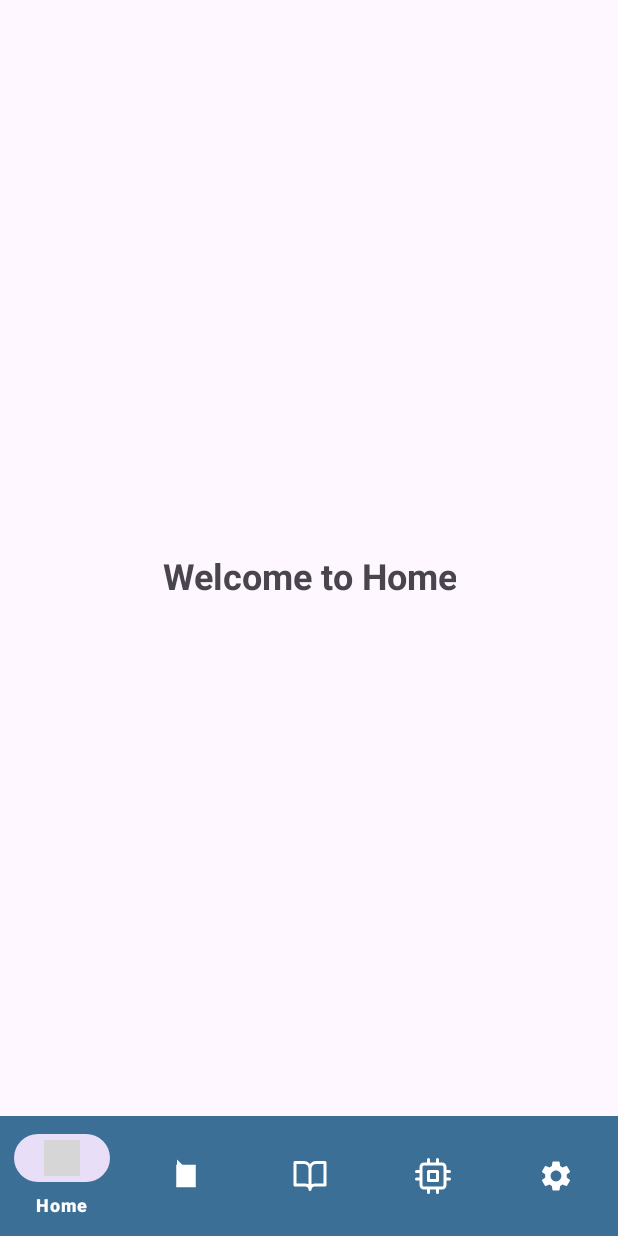
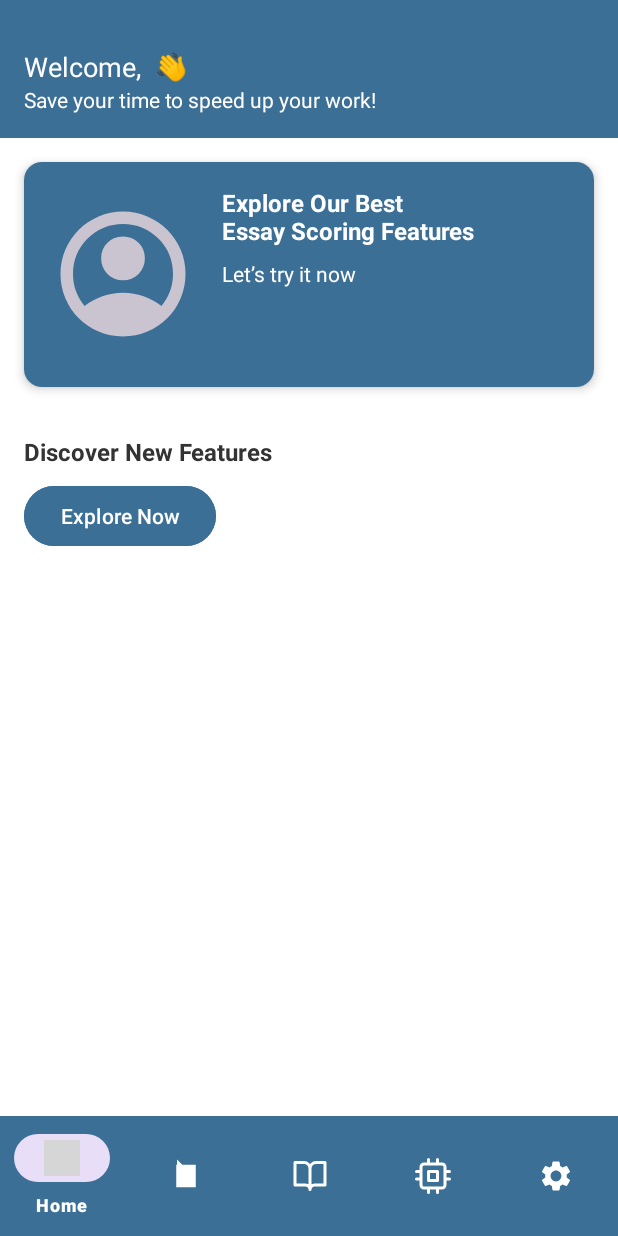
Before and after one commit to faizallyusuf/Setara, an Android app: the HomeFragment screen opened directly, with no data from a screen before it, on a phone screen of 412 x 824 dp. Run offline under Robolectric (Android 15) with nearby library versions, the phone set to English and light mode, and no system bars; our stand-ins replace Firebase (no records; nobody signed in at launch, a user with empty details on screens opened directly); grey boxes are pictures that could not be loaded.

Commit message:
Menambahkan home page

```diff
--- a/app/build.gradle.kts
+++ b/app/build.gradle.kts
@@ -56,5 +56,6 @@ dependencies {
     androidTestImplementation(libs.androidx.junit)
     androidTestImplementation(libs.androidx.espresso.core)
     implementation(libs.androidx.core.ktx.v1120)
-
+    implementation("com.google.android.material:material:1.9.0")
+    implementation("androidx.cardview:cardview:1.0.0")
 }
--- a/app/src/main/java/com/capstone/setara/MainActivity.kt
+++ b/app/src/main/java/com/capstone/setara/MainActivity.kt
@@ -5,7 +5,6 @@ import android.view.View
 import androidx.appcompat.app.AppCompatActivity
 import androidx.recyclerview.widget.RecyclerView
 import com.capstone.setara.databinding.ActivityMainBinding
-import com.capstone.setara.fragments.CourseFragment
 import com.capstone.setara.fragments.HomeFragment
 import com.capstone.setara.fragments.RecommendationFragment
 import com.capstone.setara.fragments.SettingsFragment
@@ -43,9 +42,6 @@ class MainActivity : AppCompatActivity() {
             when (item.itemId) {
                 R.id.home -> { // ID untuk Home
                     replaceFragment(HomeFragment())
-                    true
-                }R.id.course -> { // ID untuk Course
-                    replaceFragment(CourseFragment())
                     true
                 }
                 R.id.recommendation -> { // ID untuk Recommendation
--- a/app/src/main/java/com/capstone/setara/fragments/HomeFragment.kt
+++ b/app/src/main/java/com/capstone/setara/fragments/HomeFragment.kt
@@ -1,33 +1,40 @@
 package com.capstone.setara.fragments
 
-import android.content.Intent
 import android.os.Bundle
 import android.view.LayoutInflater
 import android.view.View
 import android.view.ViewGroup
+import android.widget.TextView
 import androidx.fragment.app.Fragment
 import com.capstone.setara.R
-import com.capstone.setara.view.SignInActivity
 import com.google.firebase.auth.FirebaseAuth
 
 class HomeFragment : Fragment() {
-    override fun onStart() {
-        super.onStart()
 
-        val auth = FirebaseAuth.getInstance()
-        val currentUser = auth.currentUser
-
-        // Jika pengguna belum login, langsung arahkan ke SignInActivity dan tutup Activity saat ini
-        if (currentUser == null) {
-            val intent = Intent(requireContext(), SignInActivity::class.java)
-            startActivity(intent)
-            requireActivity().finish() // Tutup Activity saat ini (misal, MainActivity) agar tidak bisa kembali
-        }
-    }
     override fun onCreateView(
         inflater: LayoutInflater, container: ViewGroup?,
         savedInstanceState: Bundle?
     ): View? {
+        // Inflate layout fragment_home
         return inflater.inflate(R.layout.fragment_home, container, false)
     }
+
+    override fun onViewCreated(view: View, savedInstanceState: Bundle?) {
+        super.onViewCreated(view, savedInstanceState)
+
+        // Referensi elemen di layout
+        val tvWelcome: TextView = view.findViewById(R.id.tvWelcome)
+
+        // Ambil user saat ini dari FirebaseAuth
+        val currentUser = FirebaseAuth.getInstance().currentUser
+
+        // Update teks sambutan menggunakan email
+        val welcomeText = if (currentUser != null) {
+            val userEmail = currentUser.email ?: "User" // Gunakan email jika tersedia
+            getString(R.string.welcome_user, userEmail)
+        } else {
+            getString(R.string.welcome_guest)
+        }
+        tvWelcome.text = welcomeText
+    }
 }
--- a/app/src/main/res/layout/fragment_home.xml
+++ b/app/src/main/res/layout/fragment_home.xml
@@ -1,18 +1,133 @@
-<?xml version="1.0" encoding="utf-8"?>
-<LinearLayout xmlns:android="http://schemas.android.com/apk/res/android"
+<androidx.constraintlayout.widget.ConstraintLayout
+    xmlns:android="http://schemas.android.com/apk/res/android"
+    xmlns:app="http://schemas.android.com/apk/res-auto"
+    xmlns:tools="http://schemas.android.com/tools"
     android:layout_width="match_parent"
     android:layout_height="match_parent"
-    android:gravity="center"
-    android:orientation="vertical">
+    android:background="@color/white"
+    tools:context=".MainActivity">
 
-    <TextView
-        android:id="@+id/tv_home"
-        android:layout_width="wrap_content"
+    <!-- Header -->
+    <androidx.constraintlayout.widget.ConstraintLayout
+        android:id="@+id/headerLayout"
+        android:layout_width="match_parent"
         android:layout_height="wrap_content"
-        android:text="Welcome to Home"
-        android:textSize="24sp"
-        android:textStyle="bold"
-        android:gravity="center"
-        android:padding="16dp" />
+        android:background="@color/orange"
+        android:paddingBottom="16dp"
+        app:layout_constraintTop_toTopOf="parent"
+        app:layout_constraintStart_toStartOf="parent"
+        app:layout_constraintEnd_toEndOf="parent">
 
-</LinearLayout>
+        <TextView
+            android:id="@+id/tvWelcome"
+            android:layout_width="0dp"
+            android:layout_height="wrap_content"
+            android:text="Welcome, Lilis 👋"
+            android:textSize="18sp"
+            android:textColor="@color/white"
+            android:layout_marginStart="16dp"
+            android:layout_marginEnd="16dp"
+            app:layout_constraintTop_toTopOf="parent"
+            app:layout_constraintStart_toStartOf="parent"
+            app:layout_constraintEnd_toEndOf="parent"
+            android:paddingTop="32dp" />
+
+        <TextView
+            android:id="@+id/tvSubTitle"
+            android:layout_width="0dp"
+            android:layout_height="wrap_content"
+            android:text="Save your time to speed up your work!"
+            android:textSize="14sp"
+            android:textColor="@color/white"
+            android:layout_marginStart="16dp"
+            android:layout_marginEnd="16dp"
+            app:layout_constraintTop_toBottomOf="@id/tvWelcome"
+            app:layout_constraintStart_toStartOf="parent"
+            app:layout_constraintEnd_toEndOf="parent" />
+    </androidx.constraintlayout.widget.ConstraintLayout>
+
+    <!-- Card View -->
+    <androidx.cardview.widget.CardView
+        android:id="@+id/cardFeature"
+        android:layout_width="0dp"
+        android:layout_height="150dp"
+        android:layout_margin="16dp"
+        app:cardCornerRadius="12dp"
+        app:cardElevation="4dp"
+        app:layout_constraintTop_toBottomOf="@id/headerLayout"
+        app:layout_constraintStart_toStartOf="parent"
+        app:layout_constraintEnd_toEndOf="parent">
+
+        <RelativeLayout
+            android:layout_width="match_parent"
+            android:layout_height="match_parent"
+            android:background="@color/orange">
+
+            <ImageView
+                android:id="@+id/ivFeatureImage"
+                android:layout_width="100dp"
+                android:layout_height="100dp"
+                android:layout_centerVertical="true"
+                android:layout_alignParentStart="true"
+                android:layout_marginStart="16dp"
+                android:src="@drawable/profile"
+                android:contentDescription="@string/profile_image" />
+
+            <TextView
+                android:id="@+id/tvFeatureTitle"
+                android:layout_width="wrap_content"
+                android:layout_height="wrap_content"
+                android:text="Explore Our Best\nEssay Scoring Features"
+                android:textSize="16sp"
+                android:textStyle="bold"
+                android:textColor="@color/white"
+                android:layout_toEndOf="@id/ivFeatureImage"
+                android:layout_marginStart="16dp"
+                android:layout_marginTop="16dp" />
+
+            <TextView
+                android:id="@+id/tvFeatureSubtitle"
+                android:layout_width="wrap_content"
+                android:layout_height="wrap_content"
+                android:text="Let’s try it now"
+                android:textSize="14sp"
+                android:textColor="@color/white"
+                android:layout_toEndOf="@id/ivFeatureImage"
+                android:layout_below="@id/tvFeatureTitle"
+                android:layout_marginStart="16dp"
+                android:layout_marginTop="8dp" />
+        </RelativeLayout>
+    </androidx.cardview.widget.CardView>
+
+    <!-- Linear Layout Baru -->
+    <LinearLayout
+        android:id="@+id/linearLayoutNewFeatures"
+        android:layout_width="0dp"
+        android:layout_height="wrap_content"
+        android:orientation="vertical"
+        android:padding="16dp"
+        app:layout_constraintTop_toBottomOf="@id/cardFeature"
+        app:layout_constraintStart_toStartOf="parent"
+        app:layout_constraintEnd_toEndOf="parent"
+        android:layout_marginTop="16dp">
+
+        <TextView
+            android:id="@+id/tvNewFeatures"
+            android:layout_width="wrap_content"
+            android:layout_height="wrap_content"
+            android:text="Discover New Features"
+            android:textSize="16sp"
+            android:textStyle="bold"
+            android:layout_marginBottom="8dp"
+            android:textColor="@color/black" />
+
+        <Button
+            android:id="@+id/btnExplore"
+            android:layout_width="wrap_content"
+            android:layout_height="wrap_content"
+            android:text="Explore Now"
+            android:backgroundTint="@color/orange"
+            android:textColor="@color/white" />
+    </LinearLayout>
+
+</androidx.constraintlayout.widget.ConstraintLayout>
--- a/app/src/main/res/values/strings.xml
+++ b/app/src/main/res/values/strings.xml
@@ -32,8 +32,7 @@
     <string name="about_us_description">
     Aplikasi ini dibuat oleh Tim Setara.\n\n
     Tujuan aplikasi ini adalah untuk membantu orang dengan disabilitas
-    menemukan pekerjaan dengan lebih mudah dan inklusif.
-</string>
+    menemukan pekerjaan dengan lebih mudah dan inklusif.</string>
     <string name="about_us_image">Gambar About Us</string>
     <string name="input_job">Input Job Recommendation</string>
     <string name="name_input">Name</string>
@@ -54,6 +53,13 @@
     <string name="_3_5">3-5</string>
     <string name="_5"><![CDATA[>5]]></string>
     <string name="submit">Submit</string>
+    <string name="welcome_user">Welcome, %1$s 👋</string>
+    <string name="welcome_guest">Welcome, Guest 👋</string>
+
+
+
+
+    <string name="profile_image">Profile Image</string>
 
     <string name="app_logo">App Logo</string>
     <string name="secondary_image">Secondary Image</string>
```
Also changed, not shown: app/src/main/res/values/colors.xml (line endings or trailing spaces).
